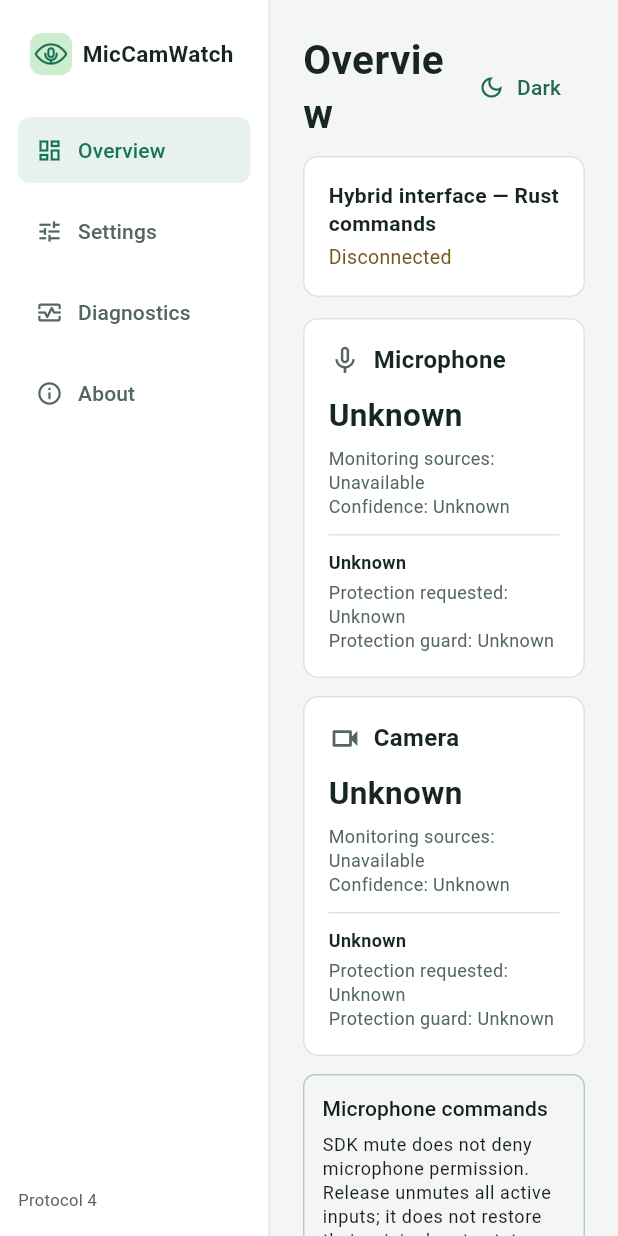
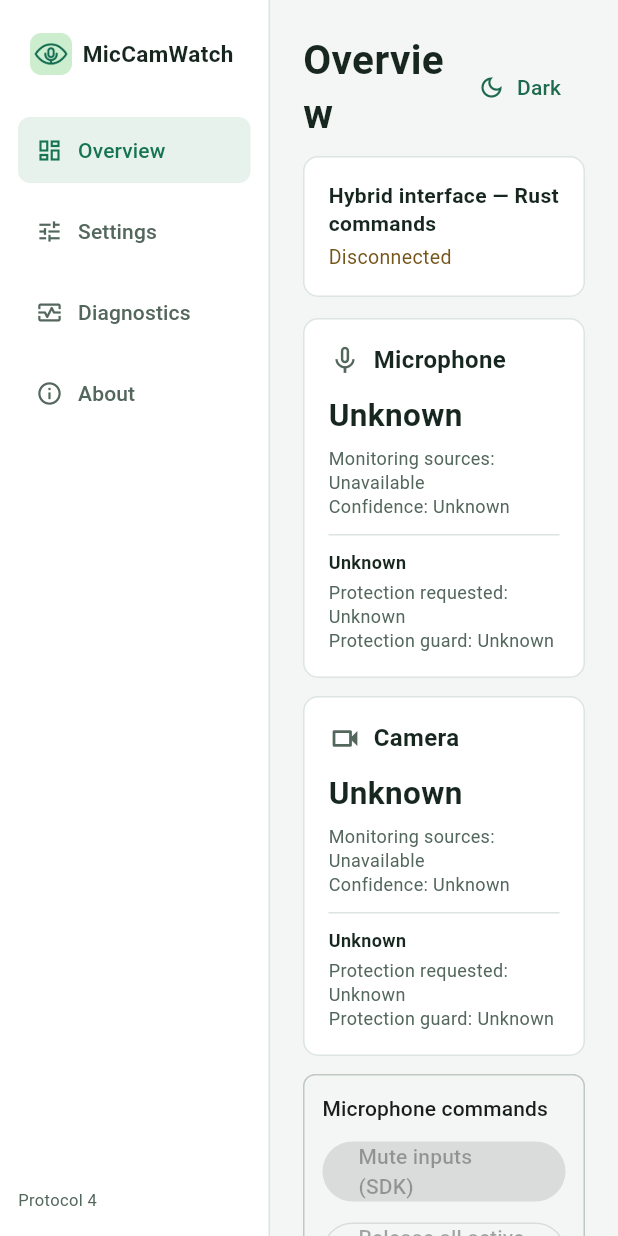
Before and after one commit to Roman-Cuisset/miccamwatch, a Flutter app: the screen it shows after launch, on a phone screen of 412 x 824 dp. Run offline on Flutter 3.47's test engine with Material 3 defaults, Android fonts, the phone set to English and light mode, and no system bars.

Commit message:
[CF-Pages-Skip] [skip ci] fix(desktop): scope microphone controls to the validated engine platform

```diff
--- a/desktop/flutter/lib/commands.dart
+++ b/desktop/flutter/lib/commands.dart
@@ -2,7 +2,7 @@ import 'dart:async';
 
 import 'package:flutter/material.dart';
 
-import 'snapshot.dart' show protocolVersion;
+import 'snapshot.dart' show Snapshot, protocolVersion;
 
 /// Keep one client above navigation and call [update] for every snapshot and
 /// connection change. This controller never represents actual protection.
@@ -220,9 +220,15 @@ class _PendingCommand {
 
 /// The caller owns [client]; removing this widget never cancels or resends work.
 class MicrophoneCommandPanel extends StatefulWidget {
-  const MicrophoneCommandPanel({super.key, required this.client, required this.locale});
+  const MicrophoneCommandPanel({
+    super.key,
+    required this.client,
+    required this.locale,
+    required this.snapshot,
+  });
   final MicrophoneCommandClient client;
   final String locale;
+  final Snapshot? snapshot;
 
   @override
   State<MicrophoneCommandPanel> createState() => _MicrophoneCommandPanelState();
@@ -232,8 +238,10 @@ class _MicrophoneCommandPanelState extends State<MicrophoneCommandPanel> {
   bool _confirming = false;
   bool _confirmationChanged = false;
 
+  bool get _windowsEngine => widget.snapshot?.engine['platform'] == 'windows';
+
   Future<void> _confirm(bool requested) async {
-    if (_confirming) return;
+    if (_confirming || !_windowsEngine) return;
     final client = widget.client;
     final session = client.session;
     final generation = client.generation;
@@ -261,7 +269,7 @@ class _MicrophoneCommandPanelState extends State<MicrophoneCommandPanel> {
     if (!mounted) return;
     final changed = !identical(client, widget.client) ||
         client.session != session || client.generation != generation ||
-        client.currentRequested != currentRequested;
+        client.currentRequested != currentRequested || !_windowsEngine;
     setState(() {
       _confirming = false;
       _confirmationChanged = confirmed == true && changed;
@@ -278,12 +286,29 @@ class _MicrophoneCommandPanelState extends State<MicrophoneCommandPanel> {
       animation: widget.client,
       builder: (context, _) {
         final client = widget.client;
+        final snapshot = widget.snapshot;
+        final platform = snapshot?.engine['platform'];
+        final microphone = snapshot?.controls['microphone'] as Map<String, dynamic>?;
+        // Unix deliberately has no qualified Flutter hardware command lane.
+        // Only a matching native snapshot can distinguish that from missing
+        // command state; connection, pending and real failure feedback stay intact.
+        final unixUnavailable = (platform == 'linux' || platform == 'macos') &&
+            snapshot?.sequence == client.observedSequence &&
+            snapshot?.controls['session'] == client.session &&
+            microphone?['can_enable'] == false &&
+            microphone?['can_release'] == false &&
+            microphone?['current_requested'] == null &&
+            client.disabledReason == 'unavailable';
+        final hasReason = client.reason != null && client.reason!.isNotEmpty;
+        final disabledReason = unixUnavailable ? 'capability'
+            : client.disabledReason ?? (_windowsEngine ? null : 'capability');
         final state = client.state;
         final feedback = state == null ? null
             : labels[state == 'uncertain' && client.code == 'client_timeout'
                 ? 'timeout' : state];
         final warning = const ['failed', 'rejected', 'uncertain'].contains(state);
         return Container(
+          width: double.infinity,
           padding: const EdgeInsets.all(12),
           decoration: BoxDecoration(
             border: Border.all(color: colors.outlineVariant),
@@ -291,24 +316,26 @@ class _MicrophoneCommandPanelState extends State<MicrophoneCommandPanel> {
           ),
           child: Column(crossAxisAlignment: CrossAxisAlignment.start, children: [
             Text(labels['title'], style: theme.textTheme.titleSmall),
-            const SizedBox(height: 6),
-            Text(labels['limits'], style: theme.textTheme.bodySmall),
+            if (platform == 'windows') ...[
+              const SizedBox(height: 6),
+              Text(labels['limits'], style: theme.textTheme.bodySmall),
+            ],
             const SizedBox(height: 8),
             Wrap(spacing: 8, runSpacing: 6, children: [
               FilledButton.tonal(
-                onPressed: !_confirming && client.canEnable ? () => _confirm(true) : null,
+                onPressed: _windowsEngine && !_confirming && client.canEnable ? () => _confirm(true) : null,
                 child: Text(labels['mute']),
               ),
               OutlinedButton(
-                onPressed: !_confirming && client.canRelease ? () => _confirm(false) : null,
+                onPressed: _windowsEngine && !_confirming && client.canRelease ? () => _confirm(false) : null,
                 child: Text(labels['release']),
               ),
             ]),
-            if (client.disabledReason != null) ...[
+            if (disabledReason != null) ...[
               const SizedBox(height: 6),
-              Text(labels[client.disabledReason!], style: theme.textTheme.bodySmall),
+              Text(labels[disabledReason], style: theme.textTheme.bodySmall),
             ],
-            if (client.reason != null && client.reason!.isNotEmpty) ...[
+            if (hasReason) ...[
               const SizedBox(height: 6),
               Text(client.reason!, style: theme.textTheme.bodySmall),
             ],
--- a/desktop/flutter/lib/main.dart
+++ b/desktop/flutter/lib/main.dart
@@ -253,7 +253,7 @@ class _MicCamWatchAppState extends State<MicCamWatchApp> {
       ]);
     }),
     const SizedBox(height: 12),
-    MicrophoneCommandPanel(client: microphoneCommands, locale: snapshot?.locale ?? 'en'),
+    MicrophoneCommandPanel(client: microphoneCommands, locale: snapshot?.locale ?? 'en', snapshot: snapshot),
     const SizedBox(height: 18),
     Text(l['applications'], style: c.type(17, bold: true)),
     const SizedBox(height: 9),
```
Also changed, not shown: 3 other files.
